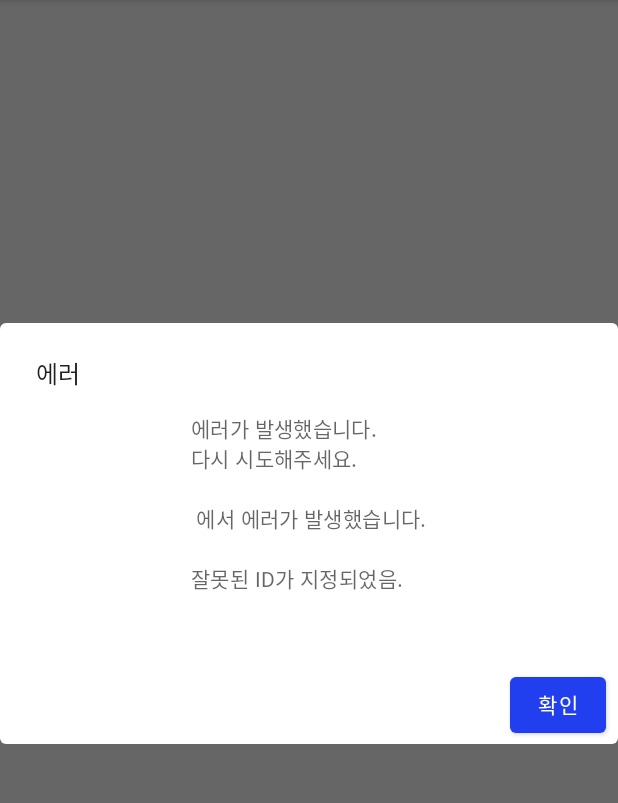
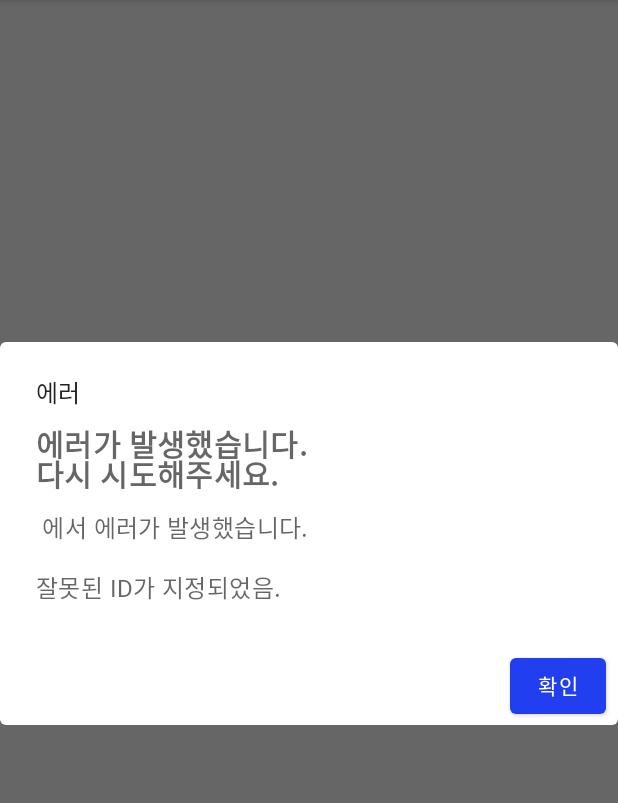
Before and after one commit to dalinaum/BookFinder, an Android app built with Jetpack Compose: the composable DetailScreen called with empty values, on a phone screen of 412 x 824 dp, the part 84-887 px from its top. Run offline under Robolectric (Android 15) with nearby library versions, the phone set to English and light mode, and no system bars; our stand-ins replace Dagger/Hilt's generated code; pictures from the network do not load.

Commit message:
에러 다이얼로그의 모양을 수정

```diff
--- a/app/src/main/java/io/github/dalinaum/bookfinder/screen/composable/ErrorDialog.kt
+++ b/app/src/main/java/io/github/dalinaum/bookfinder/screen/composable/ErrorDialog.kt
@@ -1,8 +1,8 @@
 package io.github.dalinaum.bookfinder.screen.composable
 
-import androidx.compose.foundation.layout.fillMaxWidth
-import androidx.compose.foundation.layout.padding
-import androidx.compose.foundation.layout.wrapContentWidth
+import androidx.compose.foundation.layout.Column
+import androidx.compose.foundation.layout.Spacer
+import androidx.compose.foundation.layout.size
 import androidx.compose.material.AlertDialog
 import androidx.compose.material.Button
 import androidx.compose.material.Text
@@ -11,9 +11,10 @@ import androidx.compose.runtime.getValue
 import androidx.compose.runtime.mutableStateOf
 import androidx.compose.runtime.remember
 import androidx.compose.runtime.setValue
-import androidx.compose.ui.Alignment
 import androidx.compose.ui.Modifier
+import androidx.compose.ui.text.font.FontWeight
 import androidx.compose.ui.unit.dp
+import androidx.compose.ui.unit.sp
 
 @Composable
 fun ErrorDialog(
@@ -28,13 +29,20 @@ fun ErrorDialog(
             onDismissRequest = {
             },
             text = {
-                Text(
-                    text = "에러가 발생했습니다.\n다시 시도해주세요.\n\n$message",
-                    modifier = Modifier
-                        .padding(20.dp)
-                        .fillMaxWidth()
-                        .wrapContentWidth(Alignment.CenterHorizontally)
-                )
+                Column {
+                    Text(
+                        text = "에러가 발생했습니다.\n다시 시도해주세요.",
+                        fontSize = 20.sp,
+                        fontWeight = FontWeight.Bold
+                    )
+                    Spacer(
+                        modifier = Modifier.size(8.dp)
+                    )
+                    Text(
+                        text = message,
+                        fontSize = 16.sp
+                    )
+                }
             },
             title = {
                 Text("에러")
```
